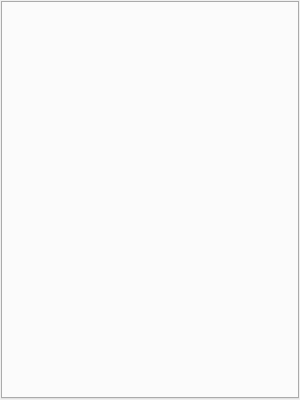
This is ui/chat-box.ui in berndhs/egalite as Qt 5 draws it before an edit. The edited form follows.
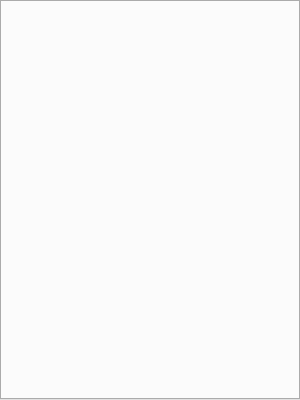
This is the edited form. Icons and pictures are not drawn.

Commit message: even smaller margins - I want content, not margins

```diff
--- a/ui/chat-box.ui
+++ b/ui/chat-box.ui
@@ -24,7 +24,7 @@
    </item>
   </layout>
  </widget>
- <layoutdefault spacing="1" margin="1"/>
+ <layoutdefault spacing="0" margin="0"/>
  <resources>
   <include location="../dchat.qrc"/>
  </resources>
```
The commit also changes 18 other files.
